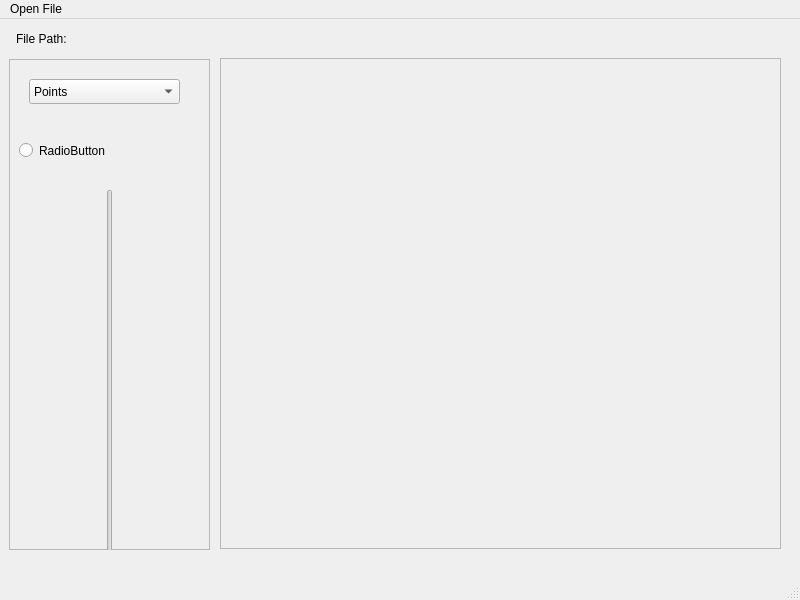
Qt form Viewer_VTK/GUI_vtk.ui (CharlyTQ/Medical_Image_Visualizer) before a commit.
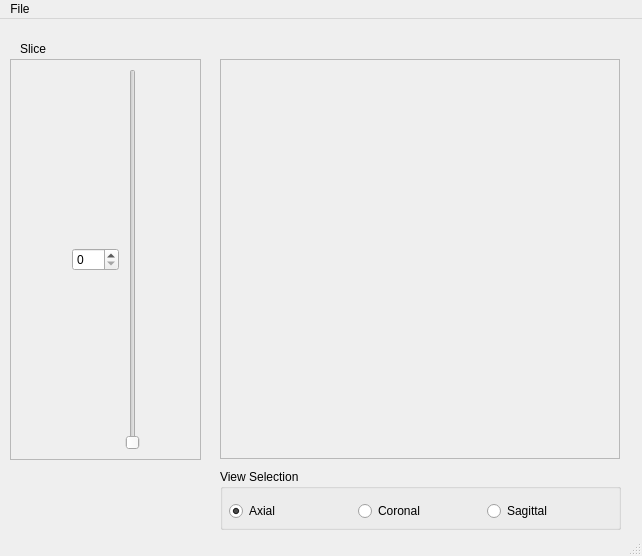
The same form after that commit.

Diff of the .ui file:
```diff
--- a/Viewer_VTK/GUI_vtk.ui
+++ b/Viewer_VTK/GUI_vtk.ui
@@ -6,37 +6,21 @@
    <rect>
     <x>0</x>
     <y>0</y>
-    <width>800</width>
-    <height>600</height>
+    <width>642</width>
+    <height>556</height>
    </rect>
   </property>
   <property name="windowTitle">
    <string>MainWindow</string>
   </property>
   <widget class="QWidget" name="centralwidget">
-   <widget class="QFrame" name="vtk_Frame">
-    <property name="geometry">
-     <rect>
-      <x>220</x>
-      <y>39</y>
-      <width>561</width>
-      <height>491</height>
-     </rect>
-    </property>
-    <property name="frameShape">
-     <enum>QFrame::StyledPanel</enum>
-    </property>
-    <property name="frameShadow">
-     <enum>QFrame::Raised</enum>
-    </property>
-   </widget>
    <widget class="QFrame" name="utility_Frame">
     <property name="geometry">
      <rect>
-      <x>9</x>
+      <x>10</x>
       <y>40</y>
-      <width>201</width>
-      <height>491</height>
+      <width>191</width>
+      <height>401</height>
      </rect>
     </property>
     <property name="frameShape">
@@ -45,50 +29,12 @@
     <property name="frameShadow">
      <enum>QFrame::Raised</enum>
     </property>
-    <widget class="QComboBox" name="view_Box">
-     <property name="geometry">
-      <rect>
-       <x>20</x>
-       <y>20</y>
-       <width>151</width>
-       <height>25</height>
-      </rect>
-     </property>
-     <item>
-      <property name="text">
-       <string>Points</string>
-      </property>
-     </item>
-     <item>
-      <property name="text">
-       <string>Wireframe</string>
-      </property>
-     </item>
-     <item>
-      <property name="text">
-       <string>Surface</string>
-      </property>
-     </item>
-    </widget>
-    <widget class="QRadioButton" name="radioButton">
+    <widget class="QWidget" name="layoutWidget">
      <property name="geometry">
       <rect>
        <x>10</x>
-       <y>80</y>
-       <width>112</width>
-       <height>23</height>
-      </rect>
-     </property>
-     <property name="text">
-      <string>RadioButton</string>
-     </property>
-    </widget>
-    <widget class="QWidget" name="">
-     <property name="geometry">
-      <rect>
-       <x>0</x>
-       <y>130</y>
-       <width>201</width>
+       <y>10</y>
+       <width>171</width>
        <height>381</height>
       </rect>
      </property>
@@ -106,6 +52,13 @@
         </property>
        </spacer>
       </item>
+      <item>
+       <widget class="QSpinBox" name="spinBox">
+        <property name="maximum">
+         <number>999</number>
+        </property>
+       </widget>
+      </item>
       <item>
        <widget class="QSlider" name="res_Slider">
         <property name="orientation">
@@ -129,17 +82,99 @@
      </layout>
     </widget>
    </widget>
-   <widget class="QLabel" name="dir_Label">
+   <widget class="QFrame" name="vtk_Frame">
     <property name="geometry">
      <rect>
-      <x>16</x>
-      <y>10</y>
-      <width>761</width>
+      <x>220</x>
+      <y>40</y>
+      <width>400</width>
+      <height>400</height>
+     </rect>
+    </property>
+    <property name="cursor">
+     <cursorShape>CrossCursor</cursorShape>
+    </property>
+    <property name="frameShape">
+     <enum>QFrame::StyledPanel</enum>
+    </property>
+    <property name="frameShadow">
+     <enum>QFrame::Raised</enum>
+    </property>
+   </widget>
+   <widget class="QWidget" name="layoutWidget">
+    <property name="geometry">
+     <rect>
+      <x>0</x>
+      <y>0</y>
+      <width>2</width>
+      <height>2</height>
+     </rect>
+    </property>
+    <layout class="QVBoxLayout" name="verticalLayout"/>
+   </widget>
+   <widget class="QGroupBox" name="groupBox">
+    <property name="geometry">
+     <rect>
+      <x>220</x>
+      <y>450</y>
+      <width>401</width>
+      <height>61</height>
+     </rect>
+    </property>
+    <property name="title">
+     <string>View Selection</string>
+    </property>
+    <property name="flat">
+     <bool>false</bool>
+    </property>
+    <widget class="QWidget" name="layoutWidget">
+     <property name="geometry">
+      <rect>
+       <x>9</x>
+       <y>30</y>
+       <width>381</width>
+       <height>25</height>
+      </rect>
+     </property>
+     <layout class="QHBoxLayout" name="horizontalLayout_2">
+      <item>
+       <widget class="QRadioButton" name="ax_Button">
+        <property name="text">
+         <string>Axial</string>
+        </property>
+        <property name="checked">
+         <bool>true</bool>
+        </property>
+       </widget>
+      </item>
+      <item>
+       <widget class="QRadioButton" name="cor_Button">
+        <property name="text">
+         <string>Coronal</string>
+        </property>
+       </widget>
+      </item>
+      <item>
+       <widget class="QRadioButton" name="sag_Button">
+        <property name="text">
+         <string>Sagittal</string>
+        </property>
+       </widget>
+      </item>
+     </layout>
+    </widget>
+   </widget>
+   <widget class="QLabel" name="label">
+    <property name="geometry">
+     <rect>
+      <x>20</x>
+      <y>20</y>
+      <width>141</width>
       <height>20</height>
      </rect>
     </property>
     <property name="text">
-     <string>File Path:</string>
+     <string>Slice</string>
     </property>
    </widget>
   </widget>
@@ -148,13 +183,13 @@
     <rect>
      <x>0</x>
      <y>0</y>
-     <width>800</width>
+     <width>642</width>
      <height>22</height>
     </rect>
    </property>
    <widget class="QMenu" name="menuOpen_File">
     <property name="title">
-     <string>Open File</string>
+     <string>File</string>
     </property>
    </widget>
    <addaction name="menuOpen_File"/>
```
Left out of the diff: 9 changed lines with no effect on the pictures.
